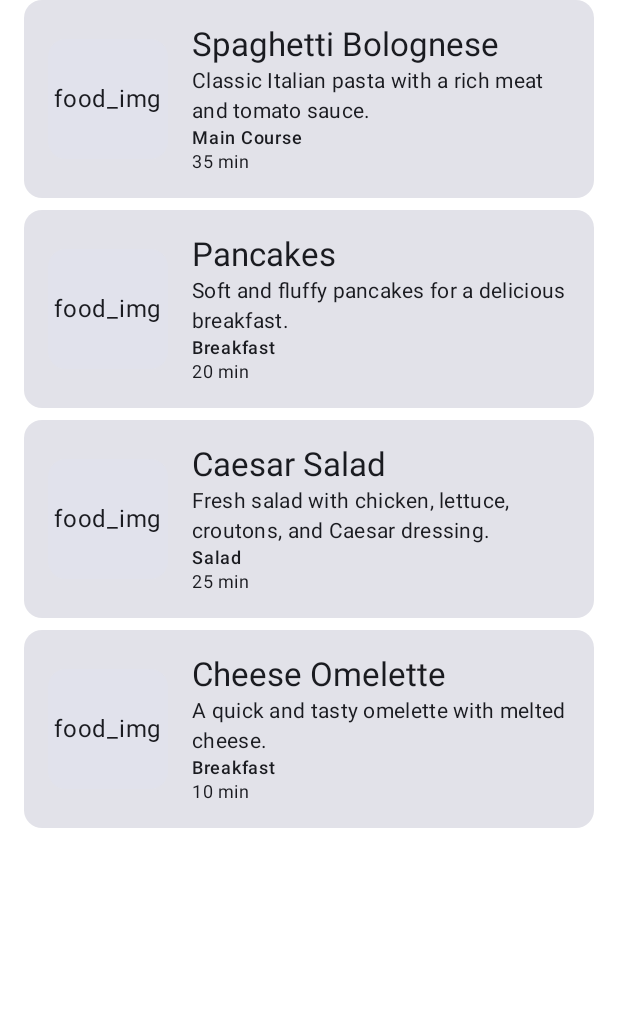
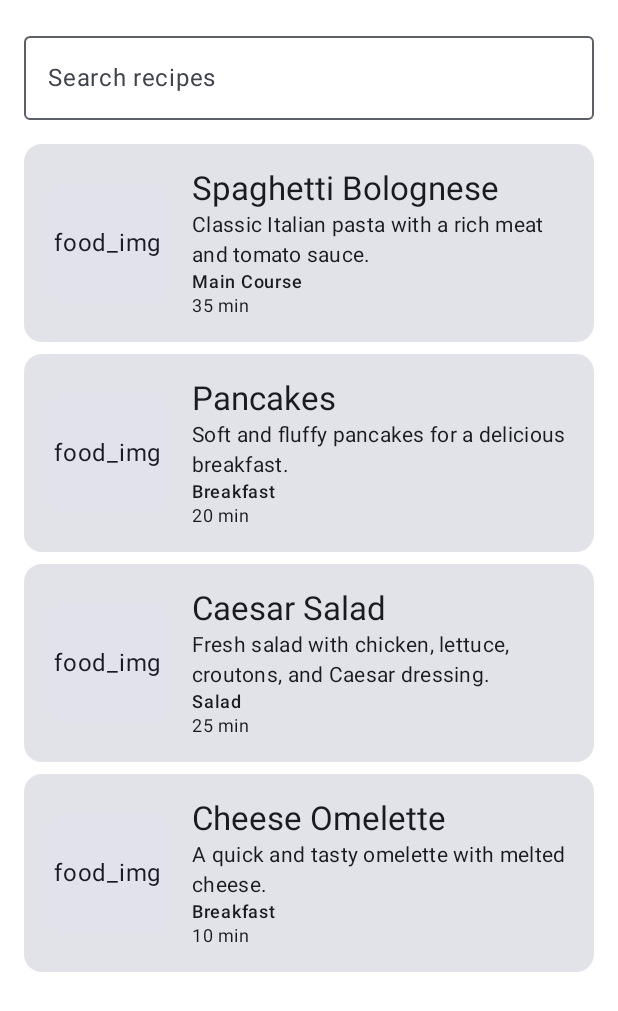
Before and after one commit to Nartay181/NutriMate, an Android app built with Jetpack Compose: the @Preview function RecipesScreenPreview, on a phone screen of 412 x 824 dp. Shown: the top 1011 px of the screen. Run offline under Robolectric (Android 15) with nearby library versions, the phone set to English and light mode, and no system bars.

Commit message:
Implement recipe search and empty state

```diff
--- a/app/src/main/java/com/nutrimate/app/ui/screens/recipes/RecipesScreen.kt
+++ b/app/src/main/java/com/nutrimate/app/ui/screens/recipes/RecipesScreen.kt
@@ -1,9 +1,18 @@
 package com.nutrimate.app.ui.screens.recipes
 
+import androidx.compose.foundation.layout.Column
+import androidx.compose.foundation.layout.fillMaxWidth
 import androidx.compose.foundation.layout.padding
 import androidx.compose.foundation.lazy.LazyColumn
 import androidx.compose.foundation.lazy.items
+import androidx.compose.material3.MaterialTheme
+import androidx.compose.material3.OutlinedTextField
+import androidx.compose.material3.Text
 import androidx.compose.runtime.Composable
+import androidx.compose.runtime.mutableStateOf
+import androidx.compose.runtime.getValue
+import androidx.compose.runtime.remember
+import androidx.compose.runtime.setValue
 import androidx.compose.ui.Modifier
 import androidx.compose.ui.tooling.preview.Preview
 import androidx.compose.ui.unit.dp
@@ -16,10 +25,31 @@ fun RecipesScreen(
     onRecipeClick: (Int) -> Unit,
     modifier: Modifier = Modifier
 ) {
+    var searchQuery by remember {mutableStateOf("")}
+    val filteredRecipes = RecipeRepository.recipes.filter { recipe ->
+        recipe.name.contains(searchQuery, ignoreCase = true)
+    }
+    Column(modifier = modifier) {
+        OutlinedTextField(
+            value = searchQuery,
+            onValueChange = { searchQuery = it },
+            label = { Text(text = "Search recipes") },
+            modifier = Modifier
+                .fillMaxWidth()
+                .padding(16.dp),
+            singleLine = true
+        )
+        if (filteredRecipes.isEmpty()) {
+            Text(
+                text = "No recipes found",
+                modifier = Modifier.padding(16.dp),
+                style = MaterialTheme.typography.bodyLarge
+            )
+        } else {
             LazyColumn(
                 modifier = modifier
             ) {
-        items(RecipeRepository.recipes) {recipe ->
+                items(filteredRecipes) {recipe ->
                     RecipeCard(
                         recipe = recipe,
                         onClick = {
@@ -34,6 +64,8 @@ fun RecipesScreen(
                 }
             }
         }
+    }
+}
 
 @Preview(showBackground = true)
 @Composable
```
Lines whose indentation alone changed are shown as unchanged.
